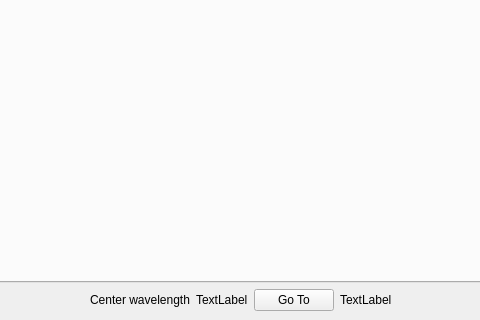
This is gui/new_spectrometer/ui_mainwindow.ui in Montpellier-S2QT/qudi as Qt 5 draws it before an edit; both pictures show x 115 to 595 and y 229 to 549 of the 827 by 549 pixel window. The edited form follows.
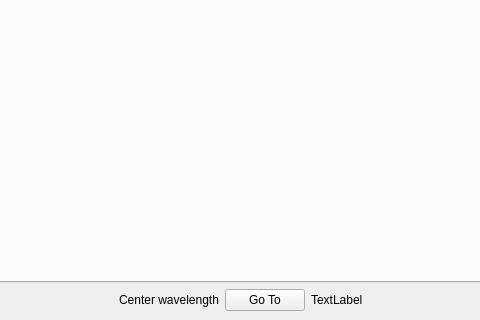
This is the edited form.

Commit message: spectrometer GUI well advanced

Patch:
```diff
--- a/gui/new_spectrometer/ui_mainwindow.ui
+++ b/gui/new_spectrometer/ui_mainwindow.ui
@@ -53,11 +53,7 @@
        </widget>
       </item>
       <item>
-       <widget class="QLabel" name="center_wavelength">
-        <property name="text">
-         <string>TextLabel</string>
-        </property>
-       </widget>
+       <layout class="QHBoxLayout" name="center_wavelength"/>
       </item>
       <item>
        <widget class="QPushButton" name="go_to_wavelength">
```
The commit also changes 5 other files.
